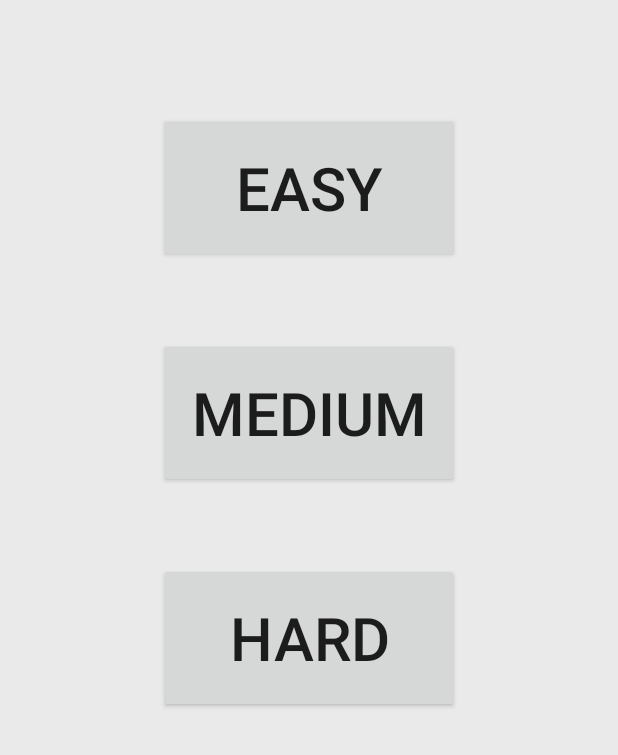
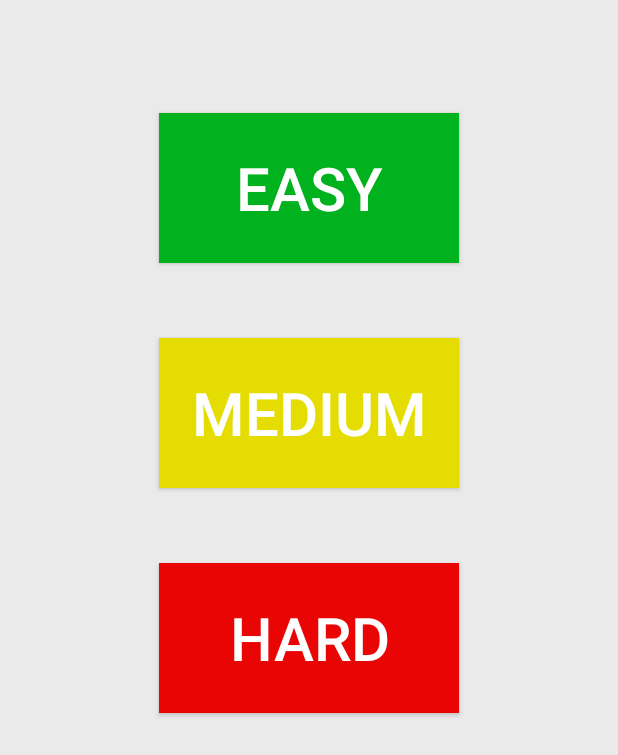
Before and after one commit to CWolfAnderson/Overly-Complicated_Minesweeper-android, an Android app: the GameSettings screen opened directly, with no data from a screen before it, on a phone screen of 412 x 824 dp. Shown: the top 755 px of the screen. Run offline under Robolectric (Android 15) with nearby library versions, the phone set to English and light mode, and no system bars.

Commit message:
Added colors to buttons

```diff
--- a/app/src/main/res/layout/content_game_settings.xml
+++ b/app/src/main/res/layout/content_game_settings.xml
@@ -22,7 +22,9 @@
             android:textSize="40sp"
             android:text="@string/button_easy"
             android:layout_gravity="center_horizontal"
-            android:layout_marginTop="75dp" />
+            android:layout_marginTop="75dp"
+            android:background="#00b31e"
+            android:textColor="#ffffff"/>
 
         <Button
             android:id="@+id/mediumButton"
@@ -31,7 +33,9 @@
             android:textSize="40sp"
             android:text="@string/button_medium"
             android:layout_gravity="center_horizontal"
-            android:layout_marginTop="50dp" />
+            android:layout_marginTop="50dp"
+            android:textColor="#ffffff"
+            android:background="#e5dd01"/>
 
         <Button
             android:id="@+id/hardButton"
@@ -40,7 +44,9 @@
             android:textSize="40sp"
             android:text="@string/button_hard"
             android:layout_gravity="center_horizontal"
-            android:layout_marginTop="50dp" />
+            android:layout_marginTop="50dp"
+            android:background="#ea0505"
+            android:textColor="#ffffff"/>
 
     </LinearLayout>
 
```
